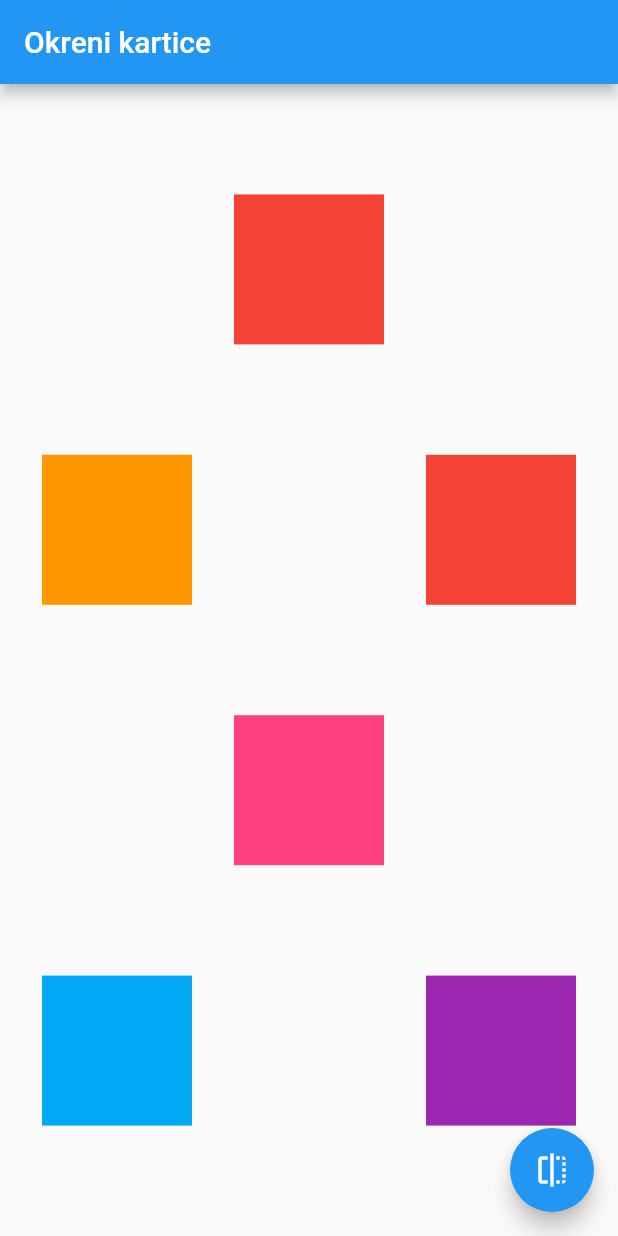
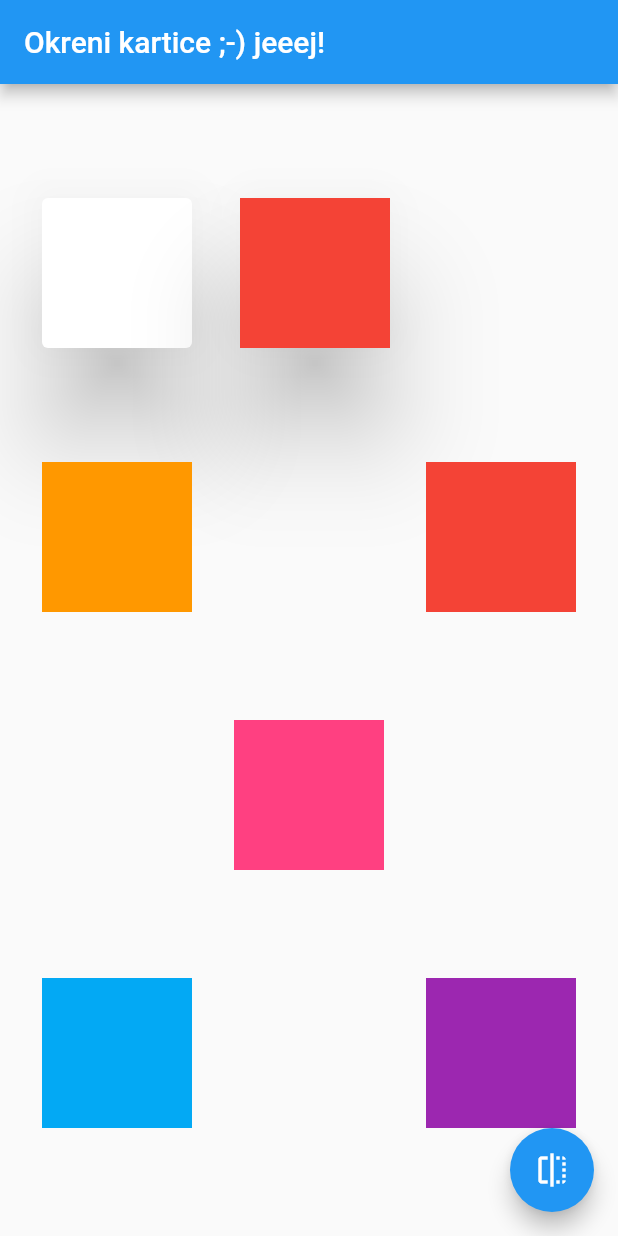
Before and after one commit to goranesine/stack_playground, a Flutter app: the screen it shows after launch, on a phone screen of 412 x 824 dp. Run offline on Flutter 3.47's test engine with Material 2 defaults, Android fonts, the phone set to English and light mode, and no system bars.

Commit message:
napravljena 2 carda

```diff
--- a/lib/main.dart
+++ b/lib/main.dart
@@ -10,7 +10,7 @@ class MyApp extends StatelessWidget {
       theme: ThemeData(
         primarySwatch: Colors.blue,
       ),
-      home: MyHomePage(title: 'Okreni kartice'),
+      home: MyHomePage(title: 'Okreni kartice ;-) jeeej!'),
     );
   }
 }
@@ -44,7 +44,8 @@ class _MyHomePageState extends State<MyHomePage> {
            Row(
              mainAxisAlignment: MainAxisAlignment.spaceEvenly,
              children: <Widget>[
-                   AnimatedOpacity(
+                     Card(elevation: 30.0,
+                       child: AnimatedOpacity(
                        opacity: !_visible ? 1.0 : 0.0,
                        duration: Duration(milliseconds: 500),
 
@@ -56,7 +57,9 @@ class _MyHomePageState extends State<MyHomePage> {
                    color: Colors.green,
                  ),
                ),
-               AnimatedOpacity(
+                     ),
+               Card(elevation: 30.0, shape: RoundedRectangleBorder(borderRadius: BorderRadius.circular(15.0)) ,
+                 child: AnimatedOpacity(
                    opacity: _visible ? 1.0 : 0.0,
                    duration: Duration(milliseconds: 500),
 
@@ -66,6 +69,7 @@ class _MyHomePageState extends State<MyHomePage> {
                      width: 100,
                      height: 100,
                      color: Colors.red,
+                   ),
                  ),
                ),
                AnimatedOpacity(
```
Lines whose indentation alone changed are shown as unchanged.
